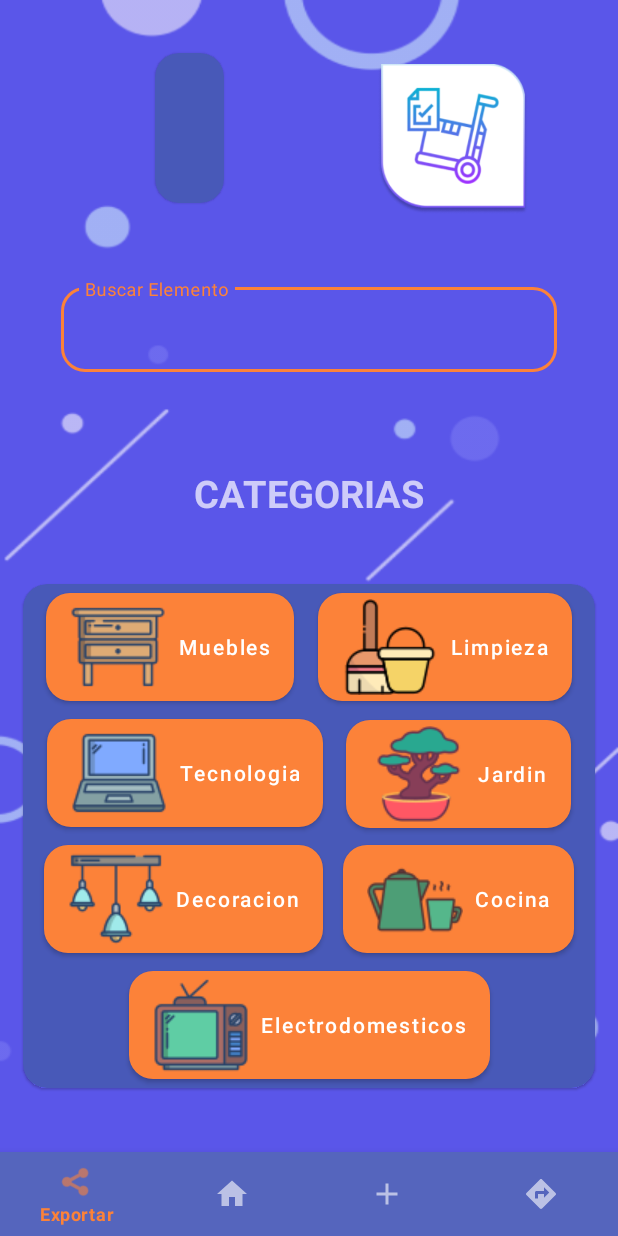
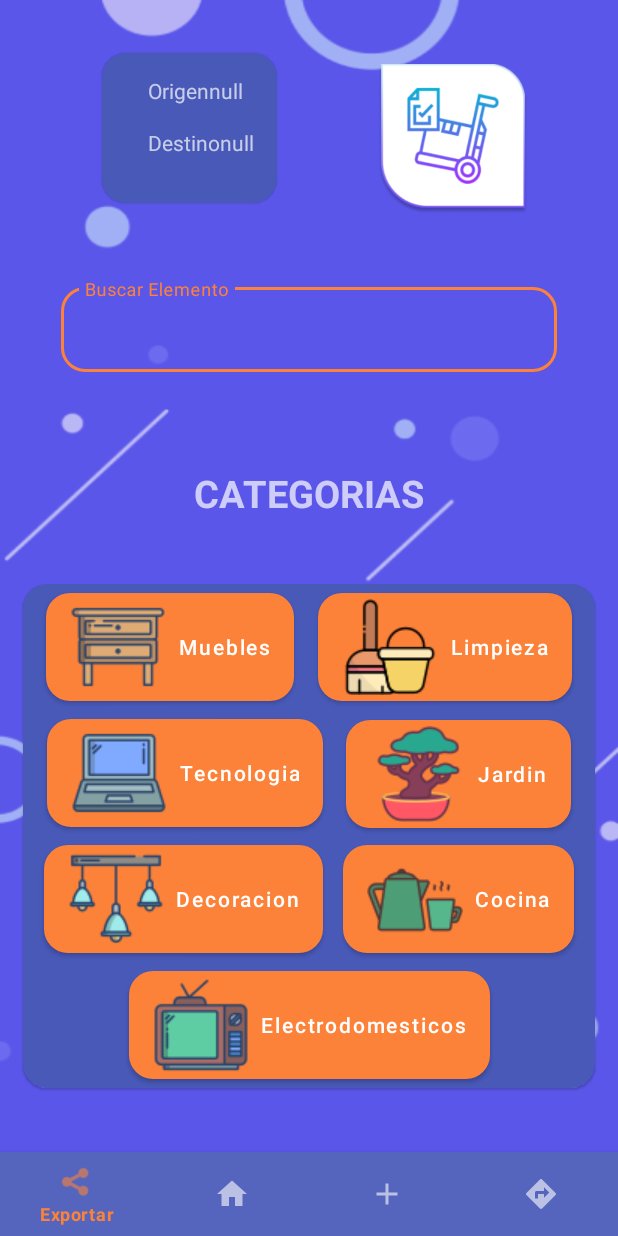
Before and after one commit to MartinezCristianD/ProyectoMinTicCicloCuatro, an Android app: the ElementosActivity screen opened directly, with no data from a screen before it, after a tap on "° ° Crear Elementos ° °", on a phone screen of 412 x 824 dp. Run offline under Robolectric (Android 15) with nearby library versions, the phone set to English and light mode, and no system bars; our stand-ins replace Firebase (no records; nobody signed in at launch, a user with empty details on screens opened directly), Picasso; 2 statements that could not run were skipped.

Commit message:
paso de datos y foto a inventario

```diff
--- a/app/src/main/java/com/proyectomintic/stockerinv/views/ElementosActivity.java
+++ b/app/src/main/java/com/proyectomintic/stockerinv/views/ElementosActivity.java
@@ -1,4 +1,7 @@
 package com.proyectomintic.stockerinv.views;
+
+import static com.proyectomintic.stockerinv.views.RutaActivity.DESTINO;
+import static com.proyectomintic.stockerinv.views.RutaActivity.ORIGEN;
 
 import android.content.Intent;
 import android.os.Bundle;
@@ -26,8 +29,8 @@
         setContentView(binding.getRoot());
 
         // Recuperando informacion de RutaActivity
-        eleccionOrigen = getIntent().getExtras().getString("origen", "NO FUNCIONA");
-        eleccionDestino = getIntent().getExtras().getString("destino", "NO FUNCIONA");
+        eleccionOrigen = getIntent().getExtras().getString(ORIGEN, "NO FUNCIONA");
+        eleccionDestino = getIntent().getExtras().getString(DESTINO, "NO FUNCIONA");
 
         // Llenando la lista  para seleccionar la categoria
         listaCategorias = ((AutoCompleteTextView) binding.textViewCategoriaElegida.getEditText());
@@ -39,8 +42,8 @@
         binding.btnCrearElementos.setOnClickListener(v -> {
             Intent i = new Intent(this, InventarioActivity.class);
             //pasar datos a la activity
-            i.putExtra("Eleccion_Origen", eleccionOrigen);
-            i.putExtra("Eleccion_Destino", eleccionDestino);
+            i.putExtra(ORIGEN, eleccionOrigen);
+            i.putExtra(DESTINO, eleccionDestino);
             startActivity(i);
         });
 
--- a/app/src/main/java/com/proyectomintic/stockerinv/views/InventarioActivity.java
+++ b/app/src/main/java/com/proyectomintic/stockerinv/views/InventarioActivity.java
@@ -1,4 +1,7 @@
 package com.proyectomintic.stockerinv.views;
+
+import static com.proyectomintic.stockerinv.views.RutaActivity.DESTINO;
+import static com.proyectomintic.stockerinv.views.RutaActivity.ORIGEN;
 
 import android.content.Intent;
 import android.os.Bundle;
@@ -12,11 +15,13 @@
 import com.google.firebase.auth.FirebaseAuth;
 import com.proyectomintic.stockerinv.R;
 import com.proyectomintic.stockerinv.databinding.ActivityInventarioBinding;
+import com.squareup.picasso.Picasso;
 
 public class InventarioActivity extends AppCompatActivity implements NavigationView.OnNavigationItemSelectedListener {
 
     public ActivityInventarioBinding binding;
     String eleccionOrigen, eleccionDestino;
+    FirebaseAuth mAuth = FirebaseAuth.getInstance();
 
 
     @Override
@@ -26,28 +31,24 @@
         setContentView(binding.getRoot());
 
 
-        //Autenticacion
+        //picaso
 
-
-   /*     //picaso
-
-
-        Picasso.with(this)
-                .load(fotoPerfil)
-                .into(binding.imageViewFotoUsuario);
-*/
-        //DATOS DE USUARIO
+        if ((mAuth.getCurrentUser() != null) && (mAuth.getCurrentUser().getPhotoUrl() != null)) {
+            Picasso.with(this)
+                    .load(mAuth.getCurrentUser().getPhotoUrl().toString())
+                    .into(binding.imageViewFotoUsuario);
+        }
 
         //Llamado a la barra de navegacion
         binding.bottomNavigation.setOnNavigationItemSelectedListener(this::onNavigationItemSelected);
 
         // Recuperando informacion de ElementosActivity
-        eleccionOrigen = getIntent().getExtras().getString("origen");
-        eleccionDestino = getIntent().getExtras().getString("destino");
+        eleccionOrigen = getIntent().getExtras().getString(ORIGEN);
+        eleccionDestino = getIntent().getExtras().getString(DESTINO);
 
         //Mostrando el String en el TextView
-        binding.textViewOrigen.setText(eleccionOrigen);
-        binding.textViewDestino.setText(eleccionDestino);
+        binding.textViewOrigen.setText("Origen" + eleccionOrigen);
+        binding.textViewDestino.setText("Destino" + eleccionDestino);
 
         //Llamado al Fragment
 
--- a/app/src/main/res/layout/activity_inventario.xml
+++ b/app/src/main/res/layout/activity_inventario.xml
@@ -173,6 +173,7 @@
         android:layout_marginRight="@dimen/margen_extrema"
         android:layout_marginTop="@dimen/margen_minima"
         android:contentDescription="@string/content_description"
+        android:scaleType="centerCrop"
         android:visibility="visible"
         app:layout_constraintBottom_toTopOf="@id/textInputLayout"
         app:layout_constraintEnd_toEndOf="parent"
```
Also changed, not shown: app/src/main/java/com/proyectomintic/stockerinv/views/RutaActivity.java (+13 -8 lines).
